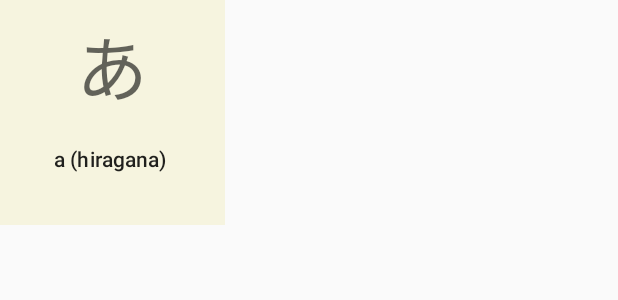
After one commit to saluf/android-kakikana, an Android app: the layout item_flash_card.xml on its own in the app's theme, with its tools: preview values and no code run, on a phone screen of 412 x 824 dp. The commit adds this screen. Shown: the top 300 px of the screen. Run offline under Robolectric (Android 15) with nearby library versions, the phone set to English and light mode, and no system bars; network calls fail.

Commit message:
feat: construct a flash card app widget

```diff
--- a/app/src/main/java/com/salab/project/kakikana/repository/Repository.java
+++ b/app/src/main/java/com/salab/project/kakikana/repository/Repository.java
@@ -30,6 +30,7 @@ import static com.salab.project.kakikana.util.FirebaseDatabaseUtil.getUserDataba
 import static com.salab.project.kakikana.util.FirebaseDatabaseUtil.updatedUserKanaQuizStat;
 import static com.salab.project.kakikana.util.FirebaseDatabaseUtil.updatedUserQuizStat;
 import static com.salab.project.kakikana.util.FirebaseDatabaseUtil.uploadQuizResult;
+import static com.salab.project.kakikana.util.FlashCardGeneratorUtil.simpleRandomCardGenerator;
 import static com.salab.project.kakikana.util.KanaUtil.processJsonIntoKana;
 
 /**
@@ -147,4 +148,9 @@ public class Repository {
             Log.d(TAG, "User is not logged in, or empty quizResult.");
         }
     }
+
+    public List<Kana> getRandomFlashCards(int numCards) {
+        List<Kana> kanaList = processJsonIntoKana(context, KANA_JSON_TABLE_RESOURCE);
+        return simpleRandomCardGenerator(numCards, kanaList);
+    }
 }
--- /dev/null
+++ b/app/src/main/res/layout/item_flash_card.xml
@@ -0,0 +1,38 @@
+<?xml version="1.0" encoding="utf-8"?>
+<LinearLayout xmlns:android="http://schemas.android.com/apk/res/android"
+    xmlns:tools="http://schemas.android.com/tools"
+    android:id="@+id/wrapper_item_flash_card"
+    android:layout_width="@dimen/size_widget_flash_card"
+    android:layout_height="@dimen/size_widget_flash_card"
+    android:background="@color/colorWidgetFlashCard"
+    android:orientation="vertical">
+
+    <TextView
+        android:id="@+id/tv_flash_card_kana"
+        android:layout_width="match_parent"
+        android:layout_height="wrap_content"
+        android:layout_margin="@dimen/margin_widget_card_to_edge"
+        android:gravity="center_horizontal|top"
+        android:textAppearance="@style/TextAppearance.MaterialComponents.Headline3"
+        tools:text="あ" />
+
+    <TextView
+        android:id="@+id/tv_flash_last_card_word"
+        android:layout_width="wrap_content"
+        android:layout_height="wrap_content"
+        android:layout_margin="@dimen/margin_widget_card_to_edge"
+        android:gravity="center"
+        android:textAppearance="@style/TextAppearance.MaterialComponents.Body1"
+        android:visibility="gone"
+        tools:text="@string/text_widget_last_flash_card" />
+
+    <TextView
+        android:id="@+id/tv_flash_card_kana_desc"
+        android:layout_width="match_parent"
+        android:layout_height="wrap_content"
+        android:layout_margin="@dimen/margin_widget_card_to_edge"
+        android:gravity="center_horizontal|bottom"
+        android:textAppearance="@style/TextAppearance.MaterialComponents.Subtitle2"
+        tools:text="a (hiragana) " />
+
+</LinearLayout>
--- a/app/src/main/res/values/colors.xml
+++ b/app/src/main/res/values/colors.xml
@@ -9,4 +9,7 @@
     <!--DrawingView colors-->
     <color name="paintColor">#FFFFFF</color>
     <color name="canvasColor">#000000</color>
+
+    <color name="colorWidgetBackground">#4DFFFFFF</color>
+    <color name="colorWidgetFlashCard">#F6F4DF</color>
 </resources>
--- a/app/src/main/res/values/dimens.xml
+++ b/app/src/main/res/values/dimens.xml
@@ -5,6 +5,7 @@
     <dimen name="size_btn_small">24dp</dimen>
     <dimen name="size_btn_standard">24dp</dimen>
     <dimen name="size_saved_quiz_result_bitmap_size">96dp</dimen>
+    <dimen name="size_widget_flash_card">150dp</dimen>
     <dimen name="height_quiz_progress_bar">20dp</dimen>
     <dimen name="height_quiz_history">300dp</dimen>
 
@@ -25,7 +26,9 @@
     <dimen name="margin_subsection_content_to_subsection_label">8dp</dimen>
     <dimen name="margin_detail_header_item_to_center_guideline">8dp</dimen>
     <dimen name="margin_profile_header_item_to_center_guideline">8dp</dimen>
+    <dimen name="margin_widget_card_to_edge">8dp</dimen>
 
     <!-- others -->
     <dimen name="stroke_width_drawing_view">5dp</dimen>
+
 </resources>
--- a/app/src/main/res/values/strings.xml
+++ b/app/src/main/res/values/strings.xml
@@ -92,6 +92,9 @@
     <string name="format_board_corr_rate_in_percent">%1$.1f %%</string>
     <string name="format_result_corr_rate_in_percent">%1$.0f %% Correct</string>
     <string name="format_quiz_question">%1$s (%2$s)</string>
+    <string name="format_widget_flash_card_desc">%1$s (%2$s)</string>
 
+    <!-- Widget -->
+    <string name="text_widget_last_flash_card">Great Job! You finish reviews. Take a cup of tea and come back latter.</string>
 
 </resources>
```
Also changed, not shown: app/src/main/AndroidManifest.xml (+15 -1 lines), app/src/main/java/com/salab/project/kakikana/util/FlashCardGeneratorUtil.java (added, +37 -0 lines), app/src/main/java/com/salab/project/kakikana/widget/FlashCardAppWidget.java (added, +53 -0 lines), app/src/main/java/com/salab/project/kakikana/widget/FlashCardRemoteViewsService.java (added, +110 -0 lines), app/src/main/res/layout/flash_card_app_widget.xml (added, +12 -0 lines), app/src/main/res/xml/flash_card_app_widget_info.xml (added, +10 -0 lines).
